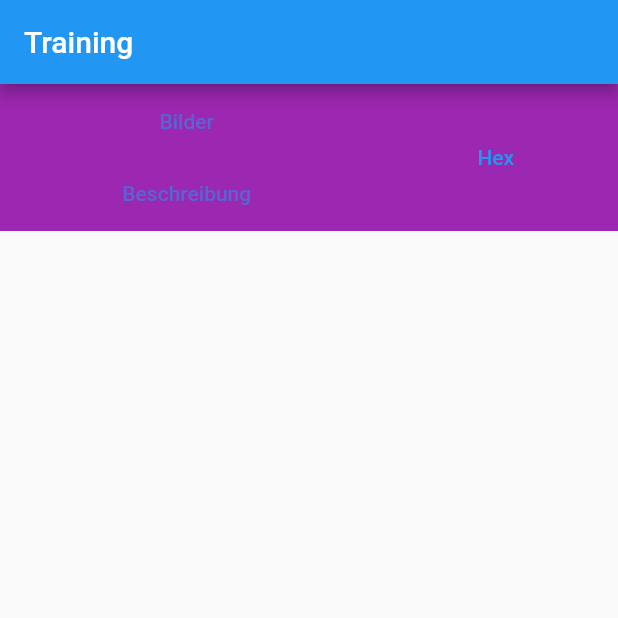
After one commit to JohannesFoltin/FitnessCounter, a Flutter app: the testScreen screen opened directly, after a tap on "Test", on a phone screen of 412 x 824 dp, the top half of it. The commit adds this screen. Run offline on Flutter 3.47's test engine with Material 2 defaults, Android fonts, the light colour scheme and no system bars; our stand-ins replace shared_preferences; accounts and stored records are empty.

Commit message:
New TestScreen added

```diff
--- /dev/null
+++ b/lib/views/testScreen.dart
@@ -0,0 +1,81 @@
+import 'package:flutter/material.dart';
+import 'package:flutter/widgets.dart';
+
+class testScreen extends StatefulWidget {
+  testScreen({Key? key}) : super(key: key);
+
+  @override
+  _testScreen createState() => _testScreen();
+}
+
+class _testScreen extends State<testScreen> {
+  bool cross = true;
+  Widget _widget1(){
+    return TextButton(
+      onPressed: () {
+        setState(() {
+          cross = !cross;
+        });
+      },
+      child: Text("Test"),
+    );
+  }
+  Widget _widget2(){
+    return Container(
+      height: 96,
+      child: Column(
+        children: [
+          TextButton(
+              onPressed: () {
+                setState(() {
+                  cross = !cross;
+                });
+              },
+              child: Text("Bilder")),
+          TextButton(onPressed: () {}, child: Text("Beschreibung")),
+        ],
+      ),
+    );
+  }
+  Widget widgetgeber(){
+    if(cross)return _widget1();
+    else return _widget2();
+  }
+  CrossFadeState _crossfadeState() {
+    if (cross)
+      return CrossFadeState.showFirst;
+    else
+      return CrossFadeState.showSecond;
+  }
+
+  @override
+  Widget build(BuildContext context) {
+    return Scaffold(
+      appBar: AppBar(
+        automaticallyImplyLeading: false,
+        title: Text("Training"),
+      ),
+      body: Container(
+        color: Colors.purple,
+
+        height: 98,
+          child: Row(
+            mainAxisAlignment: MainAxisAlignment.spaceAround,
+        children: [
+          Container(
+            width: 150,
+            child: AnimatedSwitcher(
+                duration: const Duration(seconds: 2),
+              child: widgetgeber(),
+            ),
+          ),
+          Container(
+            child: TextButton(
+            onPressed: (){},
+            child: Text("Hex"),
+          ),)
+        ],
+      )),
+    );
+  }
+}
```
Also changed, not shown: lib/views/main.dart (+39 -17 lines), lib/views/onFitness.dart (+23 -22 lines).
